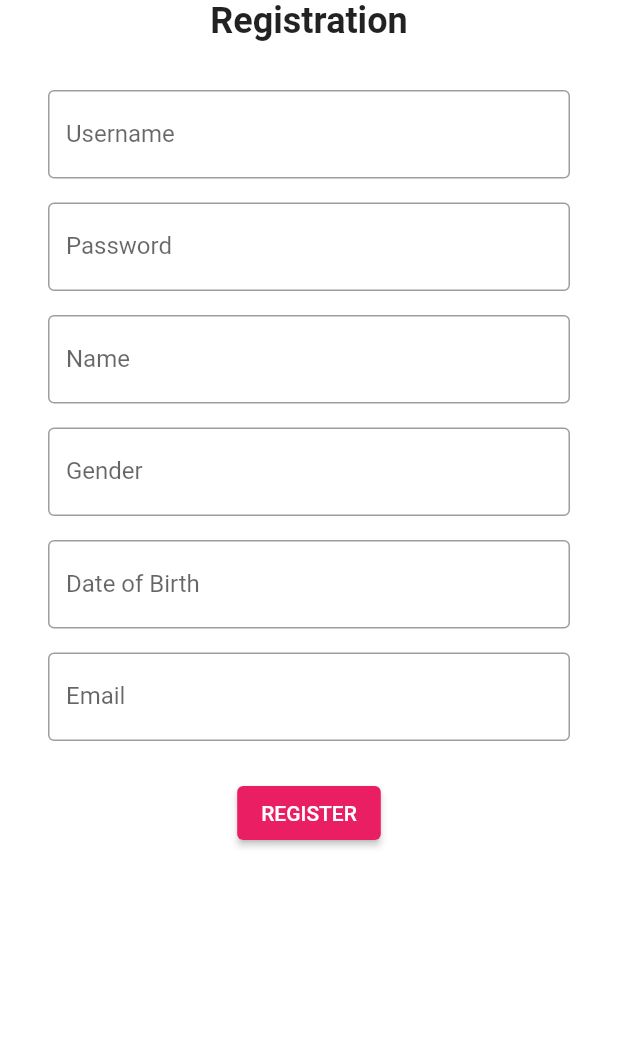
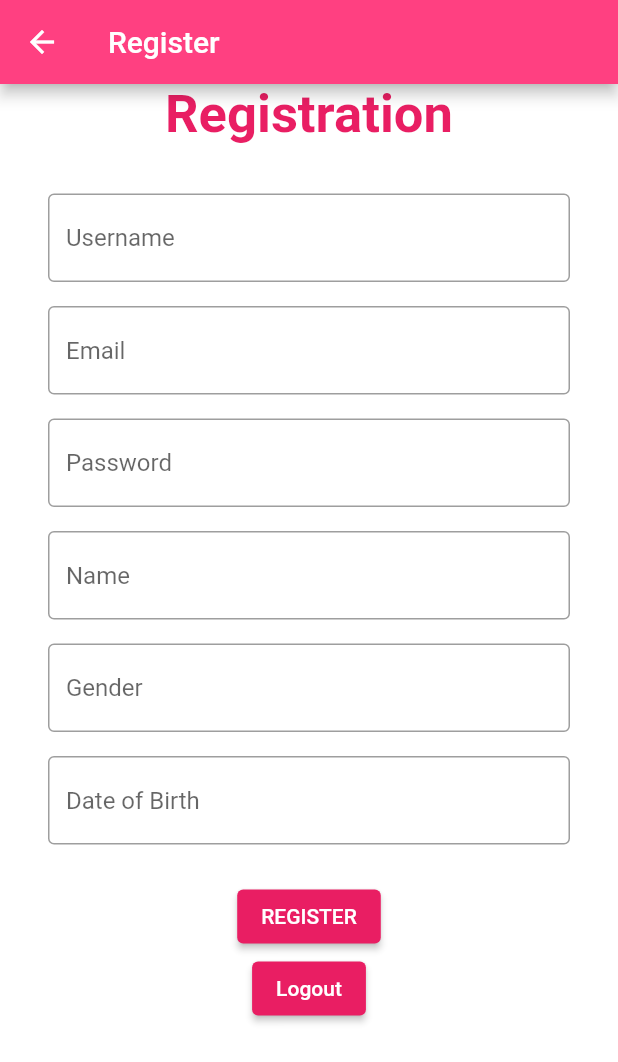
Before and after one commit to basiljamil12/BeFit, a Flutter app: the RegisterView screen opened by its route, after a tap on "REGISTER", on a phone screen of 412 x 824 dp. Shown: the top 1062 px of the screen. Run offline on Flutter 3.47's test engine with Material 2 defaults, Android fonts, the phone set to English and light mode, and no system bars; our stand-ins replace firebase_auth, firebase_core; accounts and stored records are empty; network calls fail.

Commit message:
user to firebase

```diff
--- a/frontend/mybefitapp/lib/views/register_view.dart
+++ b/frontend/mybefitapp/lib/views/register_view.dart
@@ -2,78 +2,197 @@ import 'package:flutter/material.dart';
 import 'dart:convert';
 import 'package:http/http.dart' as http;
 import 'package:mybefitapp/model/user_model.dart';
+import 'package:mybefitapp/services/auth/auth_service.dart';
+import 'package:mybefitapp/services/auth/auth_user.dart';
 import 'package:mybefitapp/utilities/constants.dart';
+import 'package:firebase_auth/firebase_auth.dart';
 
-class RegisterView extends StatelessWidget {
+class RegisterView extends StatefulWidget {
   const RegisterView({super.key});
+
+  @override
+  State<RegisterView> createState() => _RegisterViewState();
+}
+
+class _RegisterViewState extends State<RegisterView> {
+  late final TextEditingController _email;
+  late final TextEditingController _password;
+  late final TextEditingController _username;
+  late final TextEditingController _name;
+  late final TextEditingController _gender;
+  late final TextEditingController _dob;
+
+  @override
+  void initState() {
+    _email = TextEditingController();
+    _password = TextEditingController();
+    _username = TextEditingController();
+    _name = TextEditingController();
+    _gender = TextEditingController();
+    _dob = TextEditingController();
+    super.initState();
+  }
+
+  @override
+  void dispose() {
+    _email.dispose();
+    _password.dispose();
+    _username.dispose();
+    _name.dispose();
+    _gender.dispose();
+    _dob.dispose();
+    super.dispose();
+  }
+
+  UserModel createUserModel() {
+    String email = _email.text;
+    String password = _password.text;
+    String username = _username.text;
+    String name = _name.text;
+    String gender = _gender.text;
+    DateTime? dob = DateTime.tryParse(_dob.text);
+
+    return UserModel(
+      email: email,
+      password: password,
+      username: username,
+      name: name,
+      gender: gender,
+      dob: dob,
+    );
+  }
+
+  Future<UserModel> postData() async {
+    try {
+      UserModel user = createUserModel();
+
+      Map<String, dynamic> constants = Constants.getConstant();
+      String postUrl = constants['postUrl'];
+
+      var response = await http.post(
+        Uri.parse(postUrl),
+        body: user.toJson(),
+        headers: {'Content-Type': 'application/json'},
+      );
+
+      if (response.statusCode == 200) {
+        var r = json.decode(response.body);
+        return UserModel.fromJson(r);
+      } else {
+        throw Exception(
+            'HTTP request failed with status: ${response.statusCode}');
+      }
+    } catch (e) {
+      throw Exception('Error: $e');
+    }
+  }
 
   @override
   Widget build(BuildContext context) {
     return Scaffold(
+      appBar: AppBar(
+        title: const Text('Register'),
+        backgroundColor: Colors.pinkAccent,
+      ),
       backgroundColor: Colors.white,
       body: SafeArea(
-        child: SingleChildScrollView( // Wrap with SingleChildScrollView
+        child: SingleChildScrollView(
+          // Wrap with SingleChildScrollView
           child: Padding(
             padding: const EdgeInsets.symmetric(horizontal: 32.0),
             child: Column(
               mainAxisAlignment: MainAxisAlignment.center,
               children: [
-                Text(
+                const Text(
                   'Registration',
                   style: TextStyle(
-                    fontSize: 24.0,
+                    fontSize: 35.0,
+                    color: Colors.pink,
                     fontWeight: FontWeight.bold,
                   ),
                 ),
                 const SizedBox(height: 32.0),
                 TextField(
-                  decoration: InputDecoration(
-                    labelText: 'Username',
+                  controller: _username,
+                  enableSuggestions: false,
+                  autocorrect: false,
+                  decoration: const InputDecoration(
+                    hintText: 'Username',
                     border: OutlineInputBorder(),
                   ),
                 ),
                 const SizedBox(height: 16.0),
                 TextField(
-                  obscureText: true,
-                  decoration: InputDecoration(
-                    labelText: 'Password',
+                  controller: _email,
+                  enableSuggestions: false,
+                  autocorrect: false,
+                  keyboardType: TextInputType.emailAddress,
+                  decoration: const InputDecoration(
+                    hintText: 'Email',
                     border: OutlineInputBorder(),
                   ),
                 ),
                 const SizedBox(height: 16.0),
                 TextField(
-                  decoration: InputDecoration(
-                    labelText: 'Name',
+                  controller: _password,
+                  enableSuggestions: false,
+                  autocorrect: false,
+                  obscureText: true,
+                  decoration: const InputDecoration(
+                    hintText: 'Password',
                     border: OutlineInputBorder(),
                   ),
                 ),
                 const SizedBox(height: 16.0),
                 TextField(
-                  decoration: InputDecoration(
-                    labelText: 'Gender',
+                  controller: _name,
+                  enableSuggestions: false,
+                  autocorrect: false,
+                  decoration: const InputDecoration(
+                    hintText: 'Name',
                     border: OutlineInputBorder(),
                   ),
                 ),
                 const SizedBox(height: 16.0),
                 TextField(
-                  decoration: InputDecoration(
-                    labelText: 'Date of Birth',
+                  controller: _gender,
+                  enableSuggestions: false,
+                  autocorrect: false,
+                  decoration: const InputDecoration(
+                    hintText: 'Gender',
                     border: OutlineInputBorder(),
                   ),
                 ),
                 const SizedBox(height: 16.0),
                 TextField(
-                  decoration: InputDecoration(
-                    labelText: 'Email',
+                  controller: _dob,
+                  enableSuggestions: false,
+                  autocorrect: false,
+                  decoration: const InputDecoration(
+                    hintText: 'Date of Birth',
                     border: OutlineInputBorder(),
                   ),
                 ),
                 const SizedBox(height: 24.0),
                 ElevatedButton(
-                  onPressed: () {
-                    // Perform registration action
+                  onPressed: () async {
+                    final email = _email.text;
+                    final password = _password.text;
+                    try {
+                      await AuthService.firebase()
+                          .createUser(email: email, password: password);
+                      await postData();
+                    } catch (e) {
+                      print(e);
+                    }
                   },
                   child: const Text('REGISTER'),
+                ),
+                ElevatedButton(
+                  onPressed: () async {
+                    await AuthService.firebase().logOut();
+                  },
+                  child: const Text('Logout'),
                 ),
                 const SizedBox(height: 80.0), // Add extra spacing at the bottom
               ],
```
Also changed, not shown: frontend/mybefitapp/lib/main.dart (+39 -1 lines), frontend/mybefitapp/lib/model/user_model.dart (+7 -3 lines), frontend/mybefitapp/lib/views/login_view.dart (+30 -4 lines).
